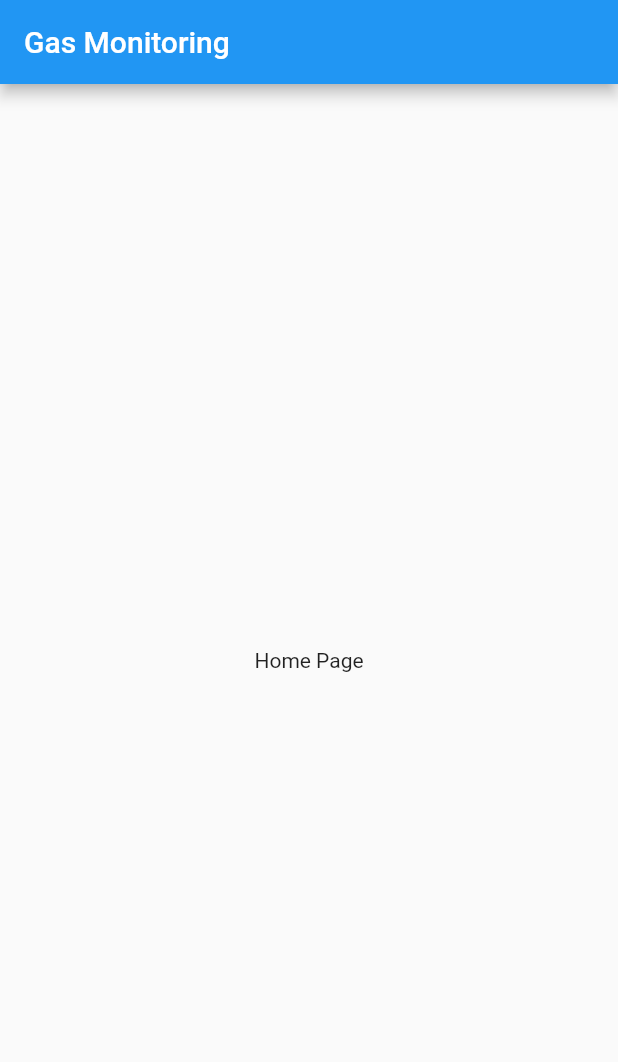
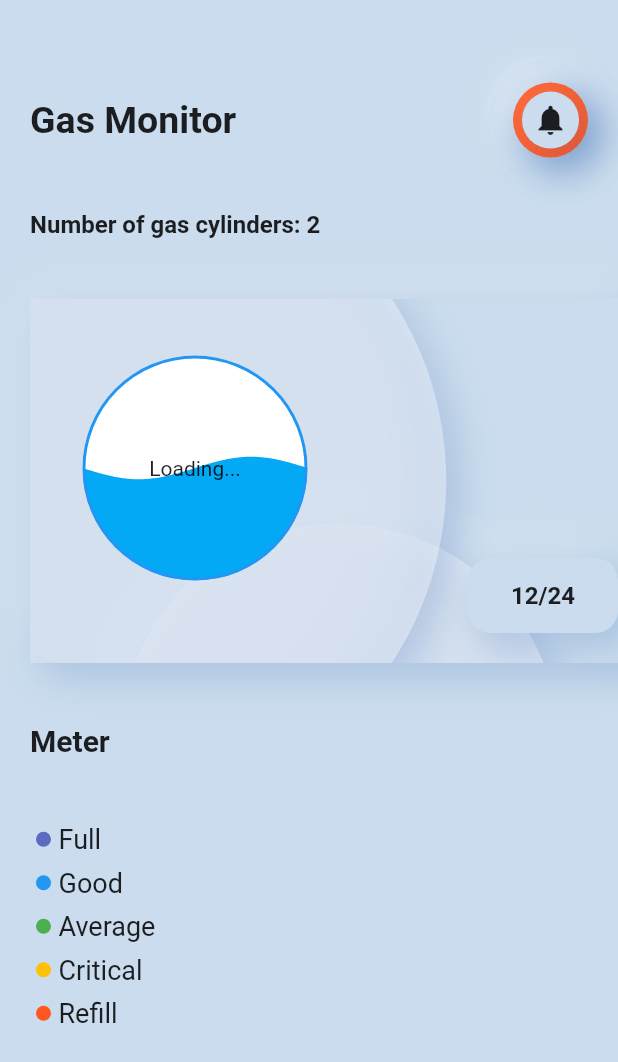
Before and after one commit to cyenite/Gas-Monitoring, a Flutter app: the screen it shows after launch, on a phone screen of 412 x 824 dp. Shown: the top 1062 px of the screen. Run offline on Flutter 3.47's test engine with Material 2 defaults, Android fonts, the phone set to English and light mode, and no system bars; our stand-ins replace liquid_progress_indicator.

Commit message:
HomePage Design

```diff
--- /dev/null
+++ b/lib/config/data.dart
@@ -0,0 +1,32 @@
+import 'package:flutter/material.dart';
+
+Color primaryColor = Color(0xFFCADCED);
+
+List<BoxShadow> customShadow = [
+  BoxShadow(
+      color: Colors.white.withOpacity(0.5),
+      spreadRadius: -5,
+      offset: Offset(-5, -5),
+      blurRadius: 30),
+  BoxShadow(
+      color: Colors.blue[900].withOpacity(.2),
+      spreadRadius: 2,
+      offset: Offset(7, 7),
+      blurRadius: 20),
+];
+
+List pieColors = [
+  Colors.indigo[400],
+  Colors.blue,
+  Colors.green,
+  Colors.amber,
+  Colors.deepOrange,
+];
+
+List meterValues = [
+  {"name": "Full", "amount": 30.0},
+  {"name": "Good", "amount": 100.0},
+  {"name": "Average", "amount": 50.0},
+  {"name": "Critical", "amount": 100.0},
+  {"name": "Refill", "amount": 500.0},
+];
--- a/lib/pages/home_page.dart
+++ b/lib/pages/home_page.dart
@@ -1,21 +1,30 @@
 import 'package:flutter/material.dart';
+import 'package:gas_monitoring/config/data.dart';
+import 'package:gas_monitoring/widgets/data_section.dart';
+import 'package:gas_monitoring/widgets/header.dart';
+import 'package:gas_monitoring/widgets/meter_section.dart';
 
 class HomePage extends StatelessWidget {
   @override
   Widget build(BuildContext context) {
-    return SafeArea(
-      child: Scaffold(
-        appBar: AppBar(
-          title: Text('Gas Monitoring'),
-        ),
-        body: Column(
-          mainAxisAlignment: MainAxisAlignment.spaceAround,
-          children: [
-            Center(
-              child: Text('Home Page'),
-            ),
-          ],
-        ),
+    return Scaffold(
+      backgroundColor: primaryColor,
+      body: Column(
+        children: [
+          SizedBox(
+            height: 20,
+          ),
+          Container(
+            height: 120,
+            child: AppHeader(),
+          ),
+          Expanded(
+            child: DataSection(),
+          ),
+          Expanded(
+            child: MeterSection(),
+          ),
+        ],
       ),
     );
   }
--- /dev/null
+++ b/lib/widgets/cylinder_details.dart
@@ -0,0 +1,100 @@
+import 'package:flutter/material.dart';
+import 'package:gas_monitoring/config/data.dart';
+import 'package:liquid_progress_indicator/liquid_progress_indicator.dart';
+
+class CylinderDetails extends StatelessWidget {
+  @override
+  Widget build(BuildContext context) {
+    return Stack(
+      children: [
+        /* Align(
+          alignment: Alignment.topLeft,
+          child: Padding(
+            padding: const EdgeInsets.only(top: 16.0, left: 8.0),
+            child: Container(
+              width: 250,
+              child: Image.asset('images/mastercardlogo.png'),
+            ),
+          ),
+        ),*/
+        Align(
+          alignment: Alignment.bottomRight,
+          child: Padding(
+            padding: const EdgeInsets.all(20.0),
+            child: Container(
+              height: 50,
+              width: 100,
+              child: Center(
+                  child: Text(
+                '12/24',
+                style: TextStyle(fontSize: 16, fontWeight: FontWeight.bold),
+              )),
+              decoration: BoxDecoration(
+                  color: primaryColor,
+                  boxShadow: customShadow,
+                  borderRadius: BorderRadius.circular(15)),
+            ),
+          ),
+        ),
+        Align(
+          alignment: Alignment.centerLeft,
+          child: Padding(
+            padding: const EdgeInsets.only(bottom: 30, left: 10),
+            child: Column(
+              mainAxisAlignment: MainAxisAlignment.end,
+              crossAxisAlignment: CrossAxisAlignment.start,
+              children: [
+                Container(
+                    padding: EdgeInsets.all(25),
+                    height: 200,
+                    child: Row(
+                      children: <Widget>[
+                        Container(
+                            margin: EdgeInsets.only(right: 20),
+                            child: SizedBox(
+                                height: 150,
+                                width: 150,
+                                child: LiquidCircularProgressIndicator(
+                                  value: 0.5, // Defaults to 0.5.
+                                  valueColor: AlwaysStoppedAnimation(Colors
+                                          .lightBlue[
+                                      500]), // Defaults to the current Theme's accentColor.
+                                  backgroundColor: Colors
+                                      .white, // Defaults to the current Theme's backgroundColor.
+                                  borderColor: Colors.blue,
+                                  borderWidth: 2.0,
+                                  direction: Axis.vertical,
+                                  // The direction the liquid moves (Axis.vertical = bottom to top, Axis.horizontal = left to right). Defaults to Axis.vertical.
+                                  center: Text("Loading..."), //text inside it
+                                ))),
+                        /* Expanded(
+                            //Expanded() widget expands inner widget to remaining space
+                            child: SizedBox(
+                                height: 50,
+                                child: LiquidLinearProgressIndicator(
+                                  value: 0.45, // Defaults to 0.5.
+                                  valueColor: AlwaysStoppedAnimation(Colors
+                                          .pink[
+                                      100]), // Defaults to the current Theme's accentColor.
+                                  backgroundColor: Colors
+                                      .white, // Defaults to the current Theme's backgroundColor.
+                                  borderColor:
+                                      Colors.red, //border color of the bar
+                                  borderWidth: 5.0, //border width of the bar
+                                  borderRadius: 12.0, //border radius
+                                  direction: Axis.horizontal,
+                                  // The direction the liquid moves (Axis.vertical = bottom to top, Axis.horizontal = left to right). Defaults to Axis.horizontal.
+                                  center: Text("50%"), //text inside bar
+                                ))),*/
+                      ],
+                    )),
+              ],
+            ),
+          ),
+        )
+      ],
+    );
+  }
+}
+
+class LiquidLinearProgressIndicator {}
--- /dev/null
+++ b/lib/widgets/data_section.dart
@@ -0,0 +1,62 @@
+import 'package:flutter/material.dart';
+import 'package:gas_monitoring/config/data.dart';
+
+import 'cylinder_details.dart';
+
+class DataSection extends StatelessWidget {
+  @override
+  Widget build(BuildContext context) {
+    return Column(
+      children: [
+        Container(
+          margin: EdgeInsets.symmetric(horizontal: 20),
+          alignment: Alignment.topLeft,
+          child: Text('Number of gas cylinders: 2',
+              style: TextStyle(fontWeight: FontWeight.bold, fontSize: 16)),
+        ),
+        Expanded(
+          child: ListView.builder(
+            itemCount: 2,
+            scrollDirection: Axis.horizontal,
+            itemBuilder: (context, i) {
+              return Container(
+                width: MediaQuery.of(context).size.width,
+                margin: EdgeInsets.symmetric(horizontal: 20, vertical: 40),
+                decoration: BoxDecoration(
+                    color: primaryColor,
+                    boxShadow: customShadow,
+                    borderRadius: BorderRadius.circular(20)),
+                child: Stack(
+                  children: [
+                    Positioned.fill(
+                      top: 150,
+                      bottom: -200,
+                      child: Container(
+                        decoration: BoxDecoration(
+                            boxShadow: customShadow,
+                            shape: BoxShape.circle,
+                            color: Colors.white38),
+                      ),
+                    ),
+                    Positioned.fill(
+                      left: -300,
+                      top: -100,
+                      bottom: -100,
+                      child: Container(
+                        decoration: BoxDecoration(
+                            boxShadow: customShadow,
+                            shape: BoxShape.circle,
+                            color: Colors.white38),
+                      ),
+                    ),
+                    CylinderDetails(),
+                  ],
+                ),
+              );
+            },
+          ),
+        ),
+      ],
+    );
+  }
+}
--- /dev/null
+++ b/lib/widgets/header.dart
@@ -0,0 +1,55 @@
+import 'package:flutter/material.dart';
+import 'package:gas_monitoring/config/data.dart';
+
+class AppHeader extends StatelessWidget {
+  @override
+  Widget build(BuildContext context) {
+    return Container(
+      margin: EdgeInsets.symmetric(horizontal: 20),
+      child: Row(
+        mainAxisAlignment: MainAxisAlignment.spaceBetween,
+        children: [
+          Text(
+            "Gas Monitor",
+            style: TextStyle(fontSize: 25, fontWeight: FontWeight.bold),
+          ),
+          Container(
+            height: 50,
+            width: 50,
+            decoration: BoxDecoration(
+              boxShadow: customShadow,
+              color: primaryColor,
+              shape: BoxShape.circle,
+            ),
+            child: Stack(
+              children: [
+                Center(
+                  child: Container(
+                    decoration: BoxDecoration(
+                      boxShadow: customShadow,
+                      color: Colors.deepOrange,
+                      shape: BoxShape.circle,
+                    ),
+                  ),
+                ),
+                Center(
+                  child: Container(
+                    margin: EdgeInsets.all(6),
+                    decoration: BoxDecoration(
+                      boxShadow: customShadow,
+                      color: primaryColor,
+                      shape: BoxShape.circle,
+                    ),
+                  ),
+                ),
+                Center(
+                  child: Icon(Icons.notifications),
+                )
+              ],
+            ),
+          ),
+        ],
+      ),
+    );
+  }
+}
--- /dev/null
+++ b/lib/widgets/meter_section.dart
@@ -0,0 +1,56 @@
+import 'package:flutter/material.dart';
+import 'package:gas_monitoring/config/data.dart';
+
+class MeterSection extends StatelessWidget {
+  @override
+  Widget build(BuildContext context) {
+    return Column(
+      mainAxisAlignment: MainAxisAlignment.start,
+      crossAxisAlignment: CrossAxisAlignment.start,
+      children: [
+        Container(
+            margin: EdgeInsets.symmetric(horizontal: 20),
+            child: Text(
+              'Meter',
+              style: TextStyle(fontWeight: FontWeight.bold, fontSize: 20),
+            )),
+        Row(
+          children: [
+            Expanded(
+              flex: 5,
+              child: Container(
+                margin: EdgeInsets.symmetric(horizontal: 20, vertical: 40),
+                child: Column(
+                  mainAxisAlignment: MainAxisAlignment.spaceEvenly,
+                  children: meterValues
+                      .map((value) => Padding(
+                            padding: const EdgeInsets.all(4.0),
+                            child: Row(children: [
+                              CircleAvatar(
+                                radius: 5,
+                                backgroundColor:
+                                    pieColors[meterValues.indexOf(value)],
+                              ),
+                              SizedBox(
+                                width: 5,
+                              ),
+                              Text(
+                                value['name'],
+                                style: TextStyle(fontSize: 18),
+                              ),
+                            ]),
+                          ))
+                      .toList(),
+                ),
+              ),
+            ),
+            Expanded(
+              flex: 6,
+              child: Container(),
+            ),
+          ],
+        ),
+      ],
+    );
+  }
+}
--- a/pubspec.yaml
+++ b/pubspec.yaml
@@ -32,7 +32,8 @@ dependencies:
 dev_dependencies:
   flutter_test:
     sdk: flutter
-
+  liquid_progress_indicator: ^0.3.2
+  sleek_circular_slider: ^2.0.1
 # For information on the generic Dart part of this file, see the
 # following page: https://dart.dev/tools/pub/pubspec
 
```
Also changed, not shown: pubspec.lock, 1 other file.
